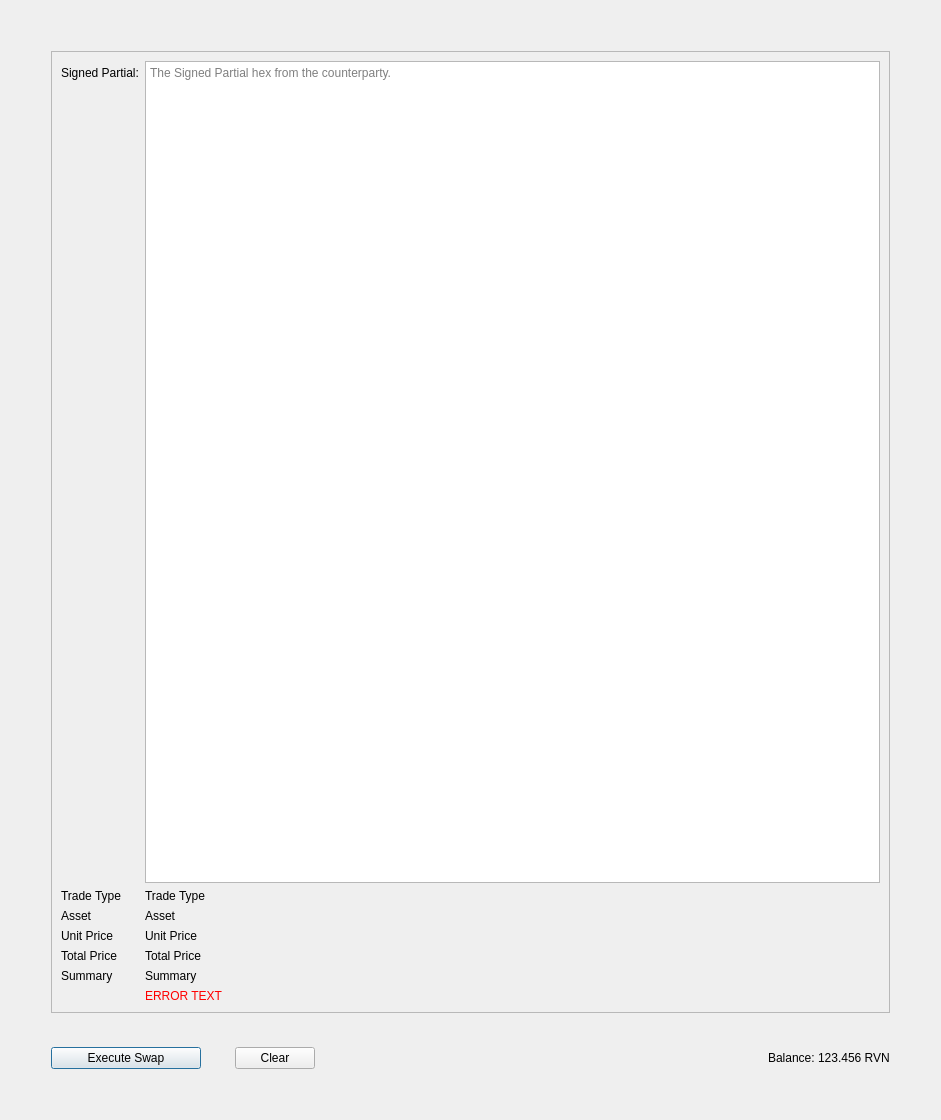
This is src/qt/forms/atomicswapsdialog.ui in RavenProject/Ravencoin as Qt 5 draws it before an edit. The edited form follows.
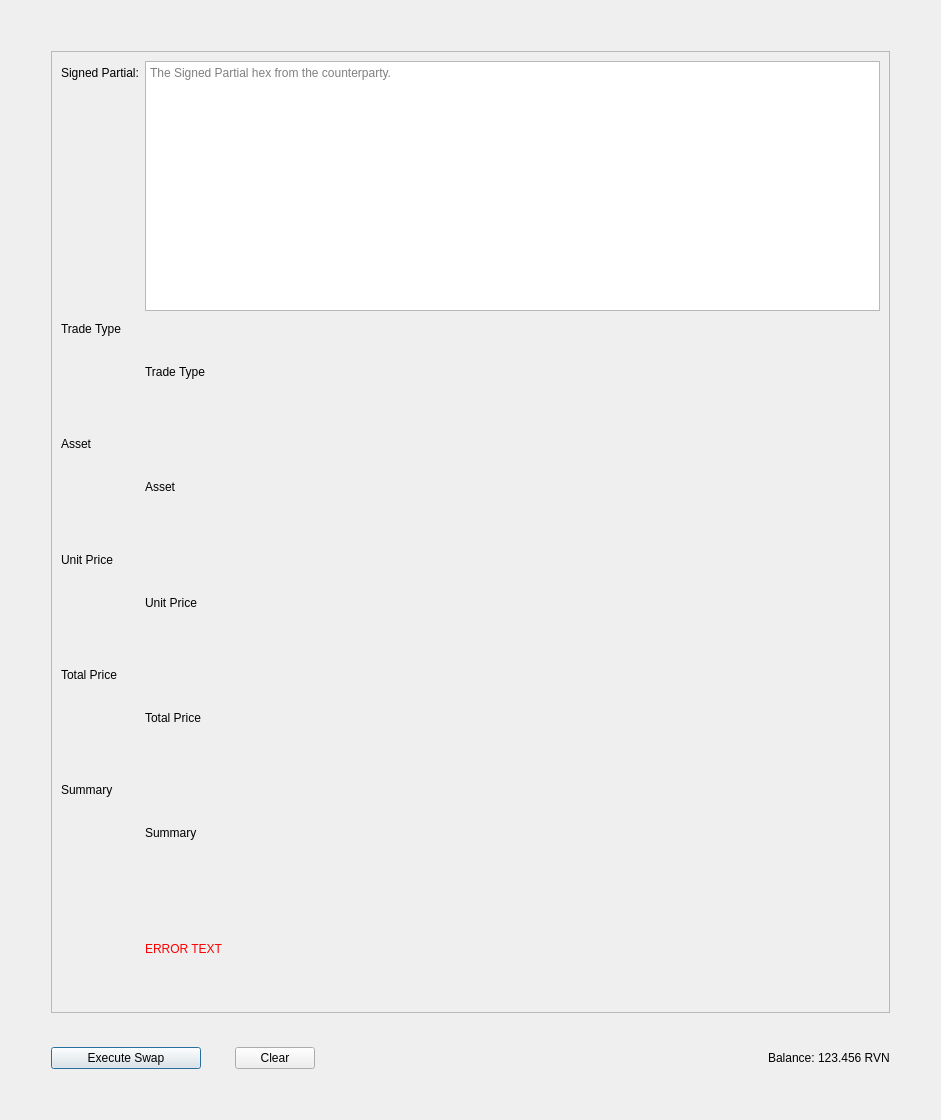
This is the edited form.

The edit to the form file:
```diff
--- a/src/qt/forms/atomicswapsdialog.ui
+++ b/src/qt/forms/atomicswapsdialog.ui
@@ -69,6 +69,12 @@
             <property name="minimumSize">
              <size>
               <width>0</width>
+              <height>100</height>
+             </size>
+            </property>
+            <property name="maximumSize">
+             <size>
+              <width>750</width>
               <height>250</height>
              </size>
             </property>
```
